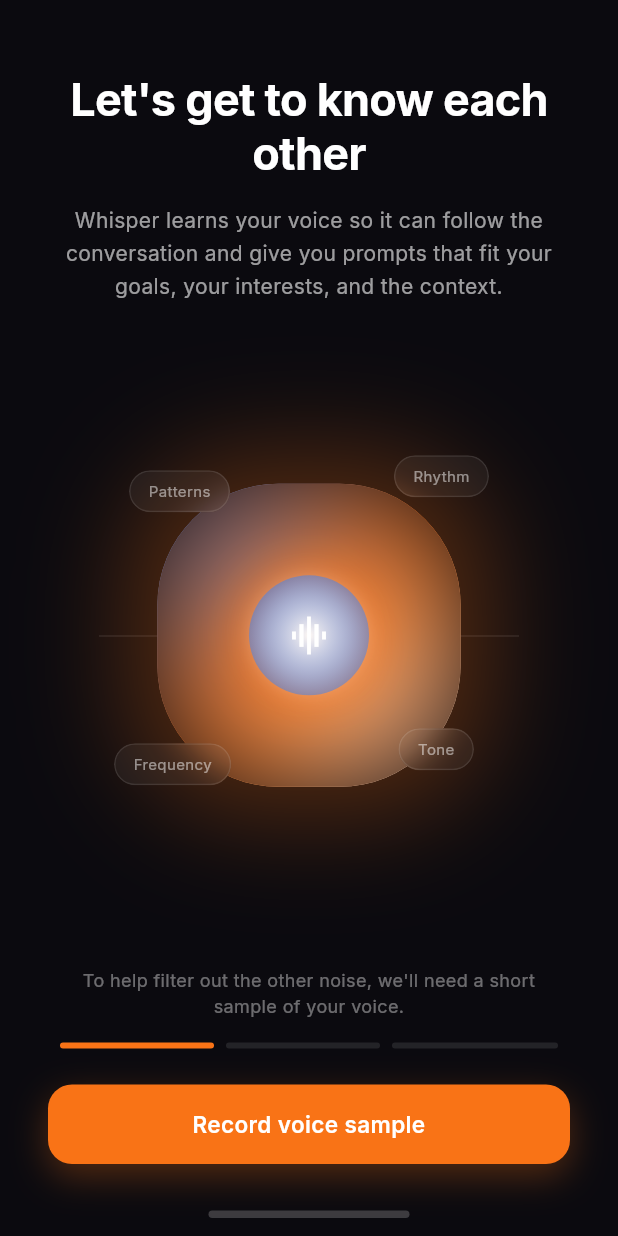
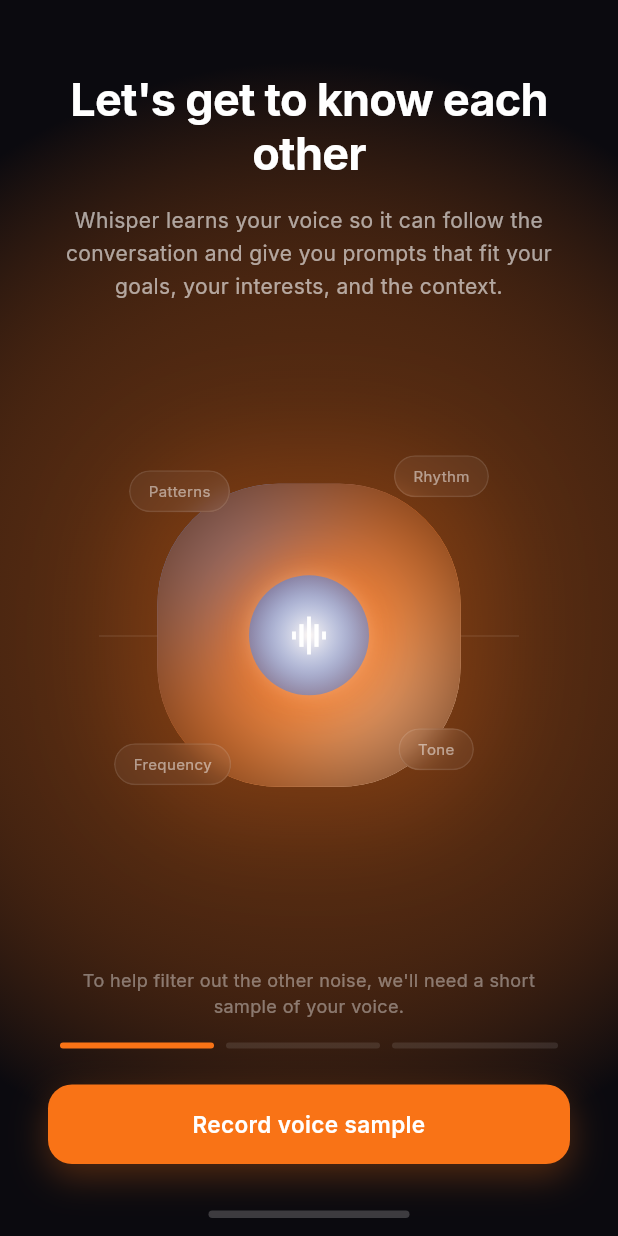
Before and after one commit to Foumvn/Vision-Soutenance, a Flutter app: the screen it shows after launch, on a phone screen of 412 x 824 dp. Run offline on Flutter 3.47's test engine with Material 3 defaults, Android fonts, the phone set to English and light mode, and no system bars; our stand-ins replace google_fonts, shared_preferences.

Commit message:
fix: resolve gradient parameter error in OnboardingScreen and complete orange theme

```diff
--- a/mobile/lib/screens/onboarding/onboarding_screen.dart
+++ b/mobile/lib/screens/onboarding/onboarding_screen.dart
@@ -117,6 +117,7 @@
   Widget _buildPage1() {
     final l10n = AppLocalizations.of(context)!;
     return Container(
+      decoration: const BoxDecoration(
         gradient: RadialGradient(
           center: Alignment(0, 0),
           radius: 0.9,
@@ -125,6 +126,7 @@
             AppTheme.backgroundDark,
           ],
         ),
+      ),
       child: SafeArea(
         child: Column(
           children: [
@@ -313,7 +315,7 @@
           center: Alignment(0, -0.3),
           radius: 1.0,
           colors: [
-            Color.fromRGBO(236, 72, 153, 0.15),
+            Color.fromRGBO(249, 115, 22, 0.15),
             AppTheme.backgroundDark,
           ],
           stops: [0.0, 0.6],
```
